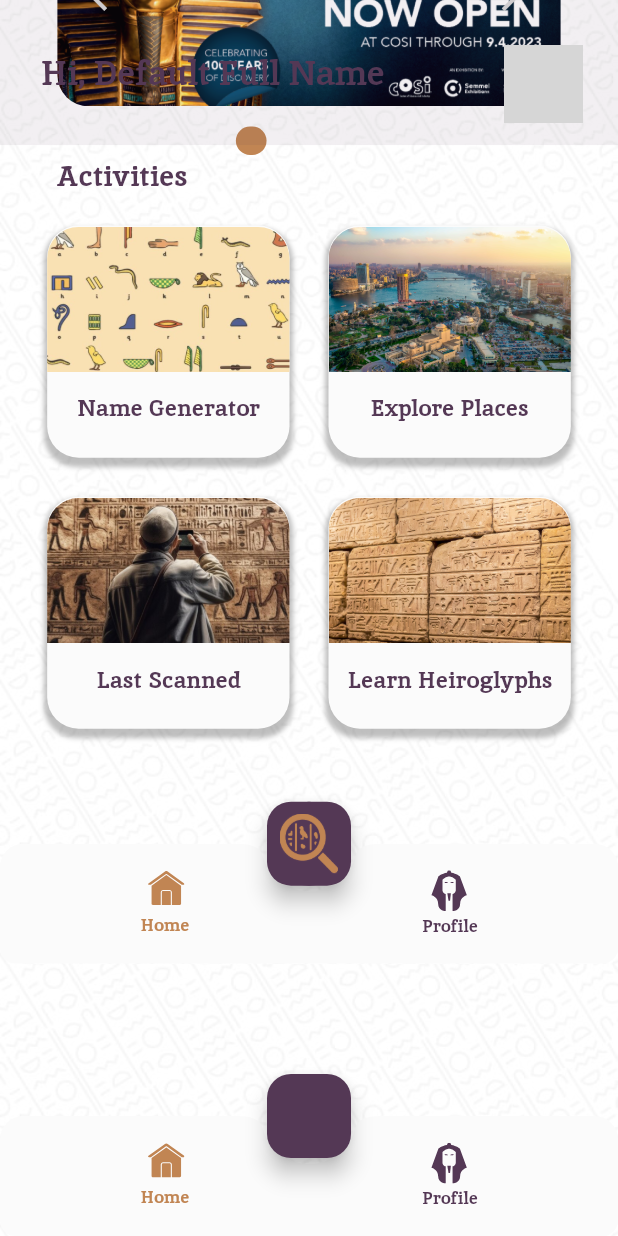
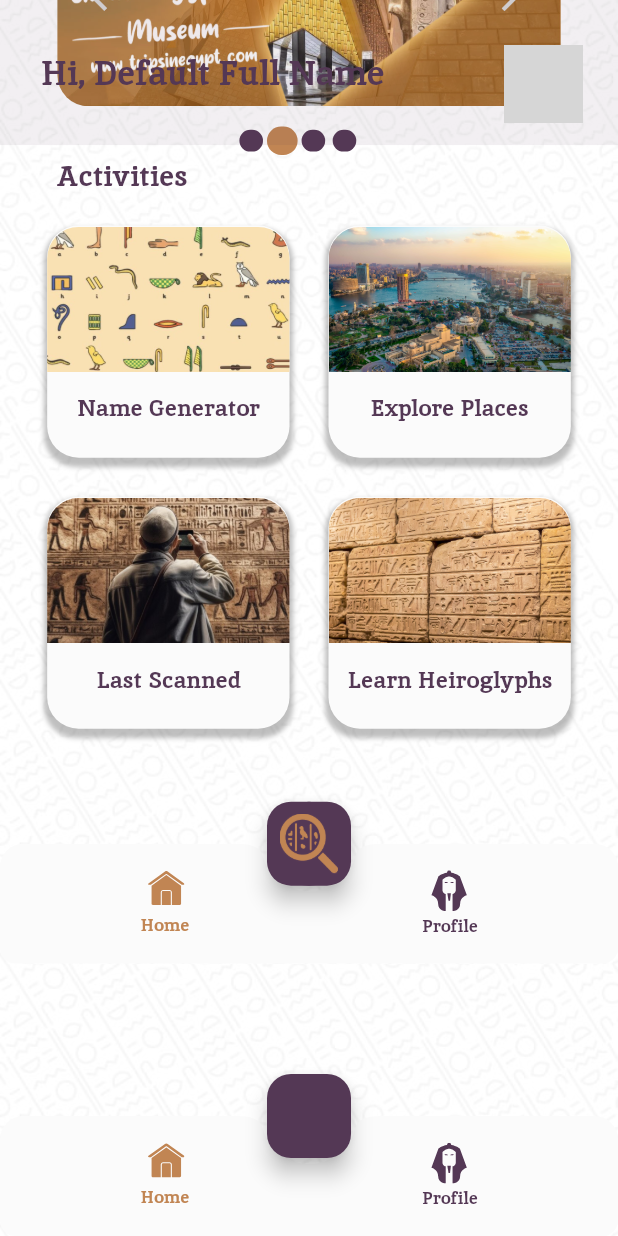
Before and after one commit to MohamedZaahran/Cartouchify, a Flutter app: the HomeContainerScreen screen opened by its route, scrolled down 181 dp, on a phone screen of 412 x 824 dp. Run offline on Flutter 3.47's test engine with Material 3 defaults, Android fonts, the phone set to English and light mode, and no system bars; drawn by our look-alikes of carousel_slider, smooth_page_indicator; our stand-ins replace cached_network_image, cloud_firestore, connectivity_plus, firebase_auth, firebase_core, flutter_svg and 3 more; missing offline and left inert: maps_launcher; accounts and stored records are empty; network calls fail; grey boxes are pictures that could not be loaded.

Commit message:
Latest changes

```diff
--- a/GP/lib/core/utils/image_constant.dart
+++ b/GP/lib/core/utils/image_constant.dart
@@ -120,6 +120,12 @@ class ImageConstant {
 
   static String imgTut2023Paid = '$imagePath/img_tut_2023_paid.png';
 
+  static String imgHistoryOfGrandEgyMueseum = '$imagePath/img_history_of_grand_egy_mueseum.png';
+
+  static String imgAncientEgyptianGarden = '$imagePath/img_ancient_egyptian_garden.png';
+
+  static String imgDiscoverAncientEgyptian = '$imagePath/img_discover_ancient_egyptian.png';
+
   static String imgArrow1 = '$imagePath/img_arrow_1.svg';
 
   static String imgArrow2 = '$imagePath/img_arrow_2.svg';
--- a/GP/lib/presentation/explore_places_screen/widgets/cardslist_item_widget.dart
+++ b/GP/lib/presentation/explore_places_screen/widgets/cardslist_item_widget.dart
@@ -63,7 +63,7 @@ class CardslistItemWidget extends StatelessWidget {
                       text: TextSpan(
                         children: [
                           TextSpan(
-                            text: "lbl_name2".tr,
+                            text: "Name: ".tr,
                             style: theme.textTheme.labelMedium,
                           ),
                           TextSpan(
@@ -82,7 +82,7 @@ class CardslistItemWidget extends StatelessWidget {
                       text: TextSpan(
                         children: [
                           TextSpan(
-                            text: "About:".tr,
+                            text: "About: ".tr,
                             style: theme.textTheme.labelMedium,
                           ),
                           TextSpan(
--- a/GP/lib/presentation/home_page/home_page.dart
+++ b/GP/lib/presentation/home_page/home_page.dart
@@ -19,6 +19,7 @@ import 'package:carousel_slider/carousel_slider.dart';
 import 'package:smooth_page_indicator/smooth_page_indicator.dart';
 import 'package:cloud_firestore/cloud_firestore.dart';
 import 'package:firebase_auth/firebase_auth.dart';
+import 'dart:async';
 
 class HomePage extends StatefulWidget {
   final String fullName;
@@ -174,12 +175,38 @@ class _HomePageState extends State<HomePage> {
 
   Widget _buildSlider() {
     var sliderItemList = controller.homeModelObj.value.sliderItemList;
+    Timer? timer; // Declare timer variable
+
+    // Function to auto-scroll the slider
+    void autoScroll() {
+      timer = Timer.periodic(Duration(seconds: 2), (timer) {
+        _carouselController.nextPage(); // Scroll to the next page
+      });
+    }
+
+    // Cancel the timer when the widget is disposed
+    @override
+    void dispose() {
+      timer?.cancel();
+      super.dispose();
+    }
+
+    autoScroll();
+
+    // Build the slider widget
     return Padding(
       padding: EdgeInsets.symmetric(horizontal: 6.h),
-      child: Obx(
-        () => Stack(
+      child: Stack(
         children: [
-            CarouselSlider.builder(
+          GestureDetector(
+            // Pause auto-scroll when user touches the slider
+            onTapDown: (_) {
+              timer?.cancel();
+            },
+            onTapUp: (_) {
+              autoScroll(); // Resume auto-scroll when user releases touch
+            },
+            child: CarouselSlider.builder(
               carouselController: _carouselController,
               options: CarouselOptions(
                 height: 153,
@@ -195,6 +222,7 @@ class _HomePageState extends State<HomePage> {
                 SliderItemModel model = sliderItemList.value[index];
                 return SliderItemWidget(model);
               },
+            ),
           ),
           Positioned(
             left: 10.0,
@@ -221,7 +249,6 @@ class _HomePageState extends State<HomePage> {
             ),
           ),
         ],
-        ),
       ),
     );
   }
--- a/GP/lib/presentation/home_page/models/home_model.dart
+++ b/GP/lib/presentation/home_page/models/home_model.dart
@@ -2,24 +2,48 @@ import 'slider_item_model.dart';
 import '../../../core/app_export.dart';
 import 'grid_item_model.dart';
 
-/// This class defines the variables used in the [home_page],
-/// and is typically used to hold data that is passed between different parts of the application.
 class HomeModel {
-  Rx<List<SliderItemModel>> sliderItemList =
-      Rx<List<SliderItemModel>>(List.generate(1, (index) => SliderItemModel(imagePath: ImageConstant.imgTut2023Paid)));
+  late Rx<List<SliderItemModel>> sliderItemList;
+  late Rx<List<GridItemModel>> gridItemList;
 
-  Rx<List<GridItemModel>> gridItemList = Rx<List<GridItemModel>>([
-    GridItemModel(
+  HomeModel() {
+    sliderItemList = Rx<List<SliderItemModel>>(
+      List.generate(
+        1,
+        (index) => SliderItemModel(imagePath: ImageConstant.imgTut2023Paid),
+      ),
+    );
+
+    // Add another image to the sliderItemList
+    sliderItemList.value.add(
+      SliderItemModel(imagePath: ImageConstant.imgHistoryOfGrandEgyMueseum),
+    );
+
+    sliderItemList.value.add(
+      SliderItemModel(imagePath: ImageConstant.imgAncientEgyptianGarden),
+    );
+
+    sliderItemList.value.add(
+      SliderItemModel(imagePath: ImageConstant.imgDiscoverAncientEgyptian),
+    );
+
+    gridItemList = Rx<List<GridItemModel>>([
+      GridItemModel(
         nameGeneratorImage: ImageConstant.imgEgyptianHierog.obs,
-        nameGeneratorText: "Name Generator".obs),
-    GridItemModel(
+        nameGeneratorText: "Name Generator".obs,
+      ),
+      GridItemModel(
         nameGeneratorImage: ImageConstant.imgPanoramaOfCairo.obs,
-        nameGeneratorText: "Explore Places".obs),
-    GridItemModel(
+        nameGeneratorText: "Explore Places".obs,
+      ),
+      GridItemModel(
         nameGeneratorImage: ImageConstant.imgArafedManTaki.obs,
-        nameGeneratorText: "Last Scanned".obs),
-    GridItemModel(
+        nameGeneratorText: "Last Scanned".obs,
+      ),
+      GridItemModel(
         nameGeneratorImage: ImageConstant.imgHieroglyphsGet.obs,
-        nameGeneratorText: "Learn Heiroglyphs".obs)
-  ]);
+        nameGeneratorText: "Learn Heiroglyphs".obs,
+      ),
+    ]);
+  }
 }
```
Also changed, not shown: GP/assets/images/img_ancient_egyptian_garden.png (added), GP/assets/images/img_discover_ancient_egyptian.png (added), GP/assets/images/img_history_of_grand_egy_mueseum.png (added), 2 other files. Lines whose indentation alone changed are shown as unchanged.
